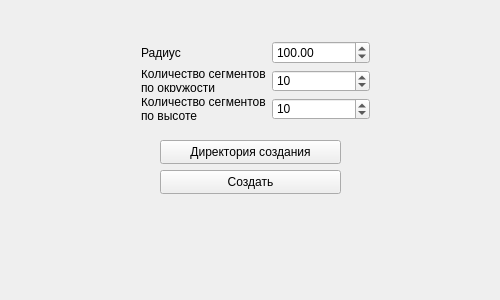
Before: the Qt Designer form Obj_Sphere_Maker/Obj_Sphere_Maker/mainwindow.ui in gordiig/Solar_system_guide, drawn with Qt 5.
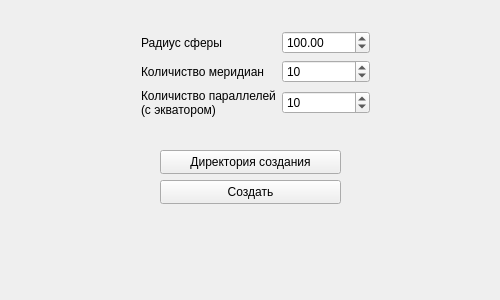
After: the same form once the commit is applied.

Commit message: Changed labels and fixed error drop problem

Patch:
```diff
--- a/Obj_Sphere_Maker/Obj_Sphere_Maker/mainwindow.ui
+++ b/Obj_Sphere_Maker/Obj_Sphere_Maker/mainwindow.ui
@@ -24,16 +24,16 @@
     <property name="geometry">
      <rect>
       <x>130</x>
-      <y>30</y>
+      <y>20</y>
       <width>251</width>
-      <height>101</height>
+      <height>111</height>
      </rect>
     </property>
     <layout class="QGridLayout" name="gridLayout">
      <item row="2" column="0">
       <widget class="QLabel" name="label_3">
        <property name="text">
-        <string>Количество сегментов по высоте</string>
+        <string>Количиство параллелей (с экватором)</string>
        </property>
        <property name="wordWrap">
         <bool>true</bool>
@@ -43,7 +43,7 @@
      <item row="1" column="0">
       <widget class="QLabel" name="label_2">
        <property name="text">
-        <string>Количество сегментов по окружости</string>
+        <string>Количиство меридиан</string>
        </property>
        <property name="wordWrap">
         <bool>true</bool>
@@ -53,7 +53,7 @@
      <item row="0" column="0">
       <widget class="QLabel" name="label">
        <property name="text">
-        <string>Радиус</string>
+        <string>Радиус сферы</string>
        </property>
       </widget>
      </item>
@@ -83,7 +83,7 @@
      <item row="2" column="1">
       <widget class="QSpinBox" name="m_SpinBox">
        <property name="minimum">
-        <number>4</number>
+        <number>3</number>
        </property>
        <property name="maximum">
         <number>50</number>
@@ -99,7 +99,7 @@
     <property name="geometry">
      <rect>
       <x>160</x>
-      <y>170</y>
+      <y>180</y>
       <width>181</width>
       <height>24</height>
      </rect>
@@ -112,7 +112,7 @@
     <property name="geometry">
      <rect>
       <x>160</x>
-      <y>140</y>
+      <y>150</y>
       <width>181</width>
       <height>24</height>
      </rect>
@@ -124,9 +124,9 @@
    <widget class="QLabel" name="Err_Label">
     <property name="geometry">
      <rect>
-      <x>60</x>
-      <y>210</y>
-      <width>411</width>
+      <x>20</x>
+      <y>230</y>
+      <width>461</width>
       <height>51</height>
      </rect>
     </property>
```
Left out of the diff: 4 changed lines with no effect on the pictures. The commit also changes 2 other files.
